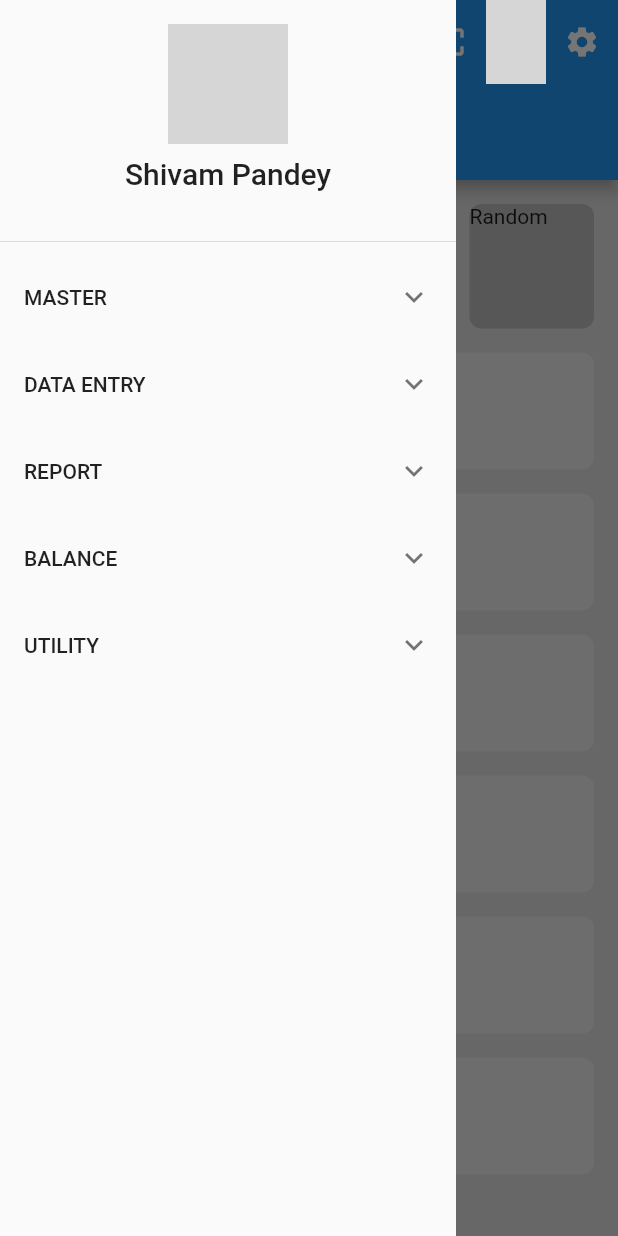
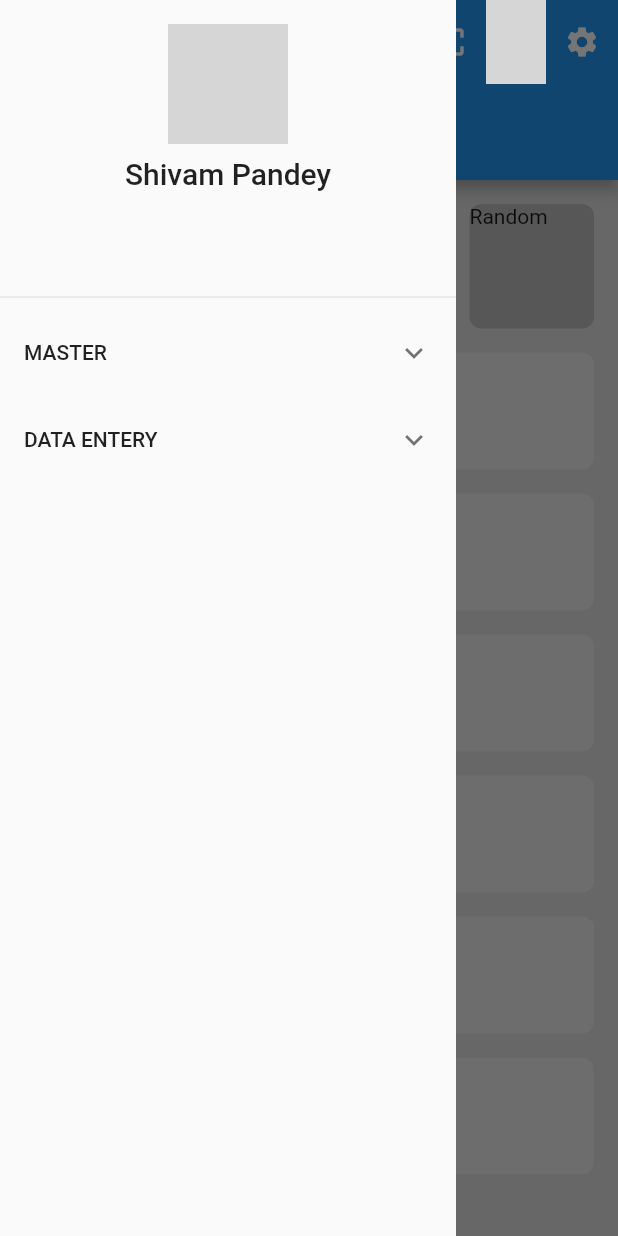
Before and after one commit to Abhishekdongre15/vyaparmandali, a Flutter app: the TabletScaffold screen opened directly, with the side drawer open, on a phone screen of 412 x 824 dp. Run offline on Flutter 3.47's test engine with Material 2 defaults, Android fonts, the phone set to English and light mode, and no system bars; our stand-ins replace auto_route, csc_picker, fl_chart, get, google_fonts, lottie; missing offline and left inert: uitoolkit; network calls fail; grey boxes are pictures that could not be loaded.

Commit message:
change in drawer_list.dart

```diff
--- /dev/null
+++ b/lib/Entry.dart
@@ -0,0 +1,6 @@
+class Entry {
+  final String title;
+  final List<Entry>
+  children; // Since this is an expansion list …children can be another list of entries
+  Entry(this.title, [this.children = const <Entry>[]]);
+}
--- /dev/null
+++ b/lib/EntryItem.dart
@@ -0,0 +1,29 @@
+// Create the Widget for the row
+import 'package:flutter/material.dart';
+import 'package:uitoolkit/uitoolkit.dart';
+
+import 'Entry.dart';
+
+class EntryItem extends StatelessWidget {
+  const EntryItem(this.entry);
+  final Entry entry;
+
+// This function recursively creates the multi-level list rows.
+  Widget _buildTiles(Entry root) {
+    if (root.children.isEmpty) {
+      return ListTile(
+        title: Text(root.title,),
+      );
+    }
+    return ExpansionTile(
+      key: PageStorageKey<Entry>(root),
+      title: Text(root.title,style: ToolkitTypography.body1A.copyWith(color: ToolkitColors.black),),
+      children: root.children.map<Widget>(_buildTiles).toList(),
+    );
+  }
+
+  @override
+  Widget build(BuildContext context) {
+    return _buildTiles(entry);
+  }
+}
--- /dev/null
+++ b/lib/ExpansionTileDemo.dart
@@ -0,0 +1,98 @@
+import 'package:flutter/cupertino.dart';
+import 'package:flutter/material.dart';
+
+class ExpansionTileDemo extends StatelessWidget {
+  @override
+  Widget build(BuildContext context) {
+    return MaterialApp(
+      home: Scaffold(
+        appBar: AppBar(
+          title: const Text('Expansion List'),
+        ),
+        body: ListView.builder(
+          itemCount: data.length,
+          itemBuilder: (BuildContext context, int index) => EntryItem(
+            data[index],
+          ),
+        ),
+      ),
+    );
+  }
+}
+
+// Welcome to another flutter tutorial
+// In this video we will see how to create a multi-level Expansion List
+// First Let's create a class for each row in the Expansion List
+
+class Entry {
+  final String title;
+  final List<Entry>
+      children; // Since this is an expansion list …children can be another list of entries
+  Entry(this.title, [this.children = const <Entry>[]]);
+}
+
+// This is the entire multi-level list displayed by this app
+final List<Entry> data = <Entry>[
+  Entry(
+    'Chapter A',
+    <Entry>[
+      Entry(
+        'Section A0',
+        <Entry>[
+          Entry('Item A0.1'),
+          Entry('Item A0.2'),
+          Entry('Item A0.3'),
+        ],
+      ),
+      Entry('Section A1'),
+      Entry('Section A2'),
+    ],
+  ),
+// Second Row
+  Entry('Chapter B', <Entry>[
+    Entry('Section B0'),
+    Entry('Section B1'),
+  ]),
+  Entry(
+    'Chapter C',
+    <Entry>[
+      Entry('Section C0'),
+      Entry('Section C1'),
+      Entry(
+        'Section C2',
+        <Entry>[
+          Entry('Item C2.0'),
+          Entry('Item C2.1'),
+          Entry('Item C2.2'),
+          Entry('Item C2.3'),
+        ],
+      )
+    ],
+  ),
+];
+
+// Create the Widget for the row
+class EntryItem extends StatelessWidget {
+  const EntryItem(this.entry);
+
+  final Entry entry;
+
+// This function recursively creates the multi-level list rows.
+  Widget _buildTiles(Entry root) {
+    if (root.children.isEmpty) {
+      return ListTile(
+        title: Text(root.title),
+      );
+    }
+    return ExpansionTile(
+      key: PageStorageKey<Entry>(root),
+      title: Text(root.title),
+      children: root.children.map<Widget>(_buildTiles).toList(),
+    );
+  }
+
+  @override
+  Widget build(BuildContext context) {
+    return _buildTiles(entry);
+  }
+}
--- a/lib/constants.dart
+++ b/lib/constants.dart
@@ -1,6 +1,7 @@
 import 'package:flutter/material.dart';
 import 'package:google_fonts/google_fonts.dart';
 import 'package:uitoolkit/uitoolkit.dart';
+import 'package:vyaparmandali/Entry.dart';
 import 'package:vyaparmandali/views/components/drawer_list.dart';
 import 'package:vyaparmandali/views/profile_page.dart';
 
@@ -17,6 +18,46 @@ const purple = Color.fromRGBO(165, 80, 179, 1);
 const orange = Color.fromRGBO(251, 137, 13, 1);
 const green = Color.fromRGBO(51, 173, 127, 1);
 const red = Colors.red;
+
+final List<Entry> data = <Entry>[
+  Entry(
+    'MASTER',
+    <Entry>[
+      Entry(
+        'CODES',
+        <Entry>[
+          Entry('GROUP'),
+          Entry('STD CODE'),
+          Entry('NARRATION'),
+        ],
+      ),
+      Entry(
+        'ITEM',
+        <Entry>[
+          Entry('ITEM NAME'),
+          Entry('ITEM EXP'),
+          Entry('HAMALI EXP'),
+        ],
+      ),
+      Entry('A/C MASTER'),
+      Entry('PLACE MASTER'),
+      Entry('A/C SETTINGS'),
+      Entry('ACCOUNT MERGE'),
+    ],
+  ),
+// Second Row
+  Entry('DATA ENTERY', <Entry>[
+    Entry('ROJMEL'),
+    Entry('VACHHAT AVAK'),
+    Entry('DHADA ENTRY'),
+    Entry('BILL PROCESSING'),
+    Entry('GROCCERY BOARD AVAK'),
+    Entry('OCCATIONAL ENTRY', <Entry>[
+      Entry('JOURNAL ENTRY'),
+      Entry('PURCHASE ENTRY'),
+    ]),
+  ]),
+];
 
 // Default App Padding
 const appPadding = 16.0;
@@ -53,46 +94,7 @@ var drawerTextColor = TextStyle(
   color: Colors.grey[600],
 );
 var tilePadding = const EdgeInsets.only(left: 8.0, right: 8, top: 8);
-var myDrawer = Drawer(
-  backgroundColor: ToolkitColors.white,
-  elevation: 0,
-  child: ListView(
-    children: [
-      DrawerHeader(
-        child: Row(
-          crossAxisAlignment: CrossAxisAlignment.center,
-          mainAxisAlignment: MainAxisAlignment.spaceEvenly,
-          children: [
-            Column(
-              children: const [
-                Align(
-                  alignment: Alignment.bottomCenter,
-                  child: CircleAvatar(
-                    radius: 40,
-                    backgroundImage: NetworkImage(
-                        'https://media.istockphoto.com/photos/millennial-male-team-leader-organize-virtual-workshop-with-employees-picture-id1300972574?b=1&k=20&m=1300972574&s=170667a&w=0&h=2nBGC7tr0kWIU8zRQ3dMg-C5JLo9H2sNUuDjQ5mlYfo='),
-                  ),
-                ),
-                Padding(
-                  padding: EdgeInsets.all(8.0),
-                  child: Text(
-                    'Shivam Pandey',
-                    style: TextStyle(fontSize: 20),
-                  ),
-                ),
-              ],
-            ),
-          ],
-        ),
-      ),
-      DrawerList(rName: 'Master',cName: 'Codes'),
-      DrawerList(rName: 'Data Entry'),
-      DrawerList(rName: 'Report'),
-      DrawerList(rName: 'balance'),
-      DrawerList(rName: 'utility'),
-    ],
-  ),
-);
+
 class AppBarProfile extends StatelessWidget {
   const AppBarProfile({Key? key}) : super(key: key);
 
--- a/lib/main.dart
+++ b/lib/main.dart
@@ -28,7 +28,7 @@ class MyApp extends StatelessWidget {
       ResponsiveLayout(
         mobileBody: const LoginView(),
         tabletBody: const LoginView(),
-        desktopBody: const ListData(),
+        desktopBody: const DesktopScaffold(),
       ),
     );
   }
--- a/lib/responsive/tablet_body.dart
+++ b/lib/responsive/tablet_body.dart
@@ -1,7 +1,10 @@
 import 'package:flutter/material.dart';
+import 'package:uitoolkit/uitoolkit.dart';
+
 import '/constants.dart';
 import '../util/my_box.dart';
 import '../util/my_tile.dart';
+import '../views/components/drawer_list.dart';
 
 class TabletScaffold extends StatefulWidget {
   const TabletScaffold({Key? key}) : super(key: key);
@@ -13,10 +16,47 @@ class TabletScaffold extends StatefulWidget {
 class _TabletScaffoldState extends State<TabletScaffold> {
   @override
   Widget build(BuildContext context) {
+    var size = MediaQuery.of(context).size;
+
     return Scaffold(
       backgroundColor: defaultBackgroundColor,
-      appBar: PreferredSize(child: AppBarProfile(), preferredSize:  Size.fromHeight(120),),
-      drawer: myDrawer,
+      appBar: PreferredSize(
+        child: AppBarProfile(),
+        preferredSize: Size.fromHeight(120),
+      ),
+      drawer: Drawer(
+        backgroundColor: ToolkitColors.white,
+        elevation: 0,
+        child: ListView(padding: EdgeInsets.zero, children: <Widget>[
+          Container(
+            height: size!.height * 0.25,
+            child: DrawerHeader(
+              child: Column(
+                children: const [
+                  CircleAvatar(
+                    radius: 40,
+                    backgroundImage: NetworkImage(
+                        'https://media.istockphoto.com/photos/millennial-male-team-leader-organize-virtual-workshop-with-employees-picture-id1300972574?b=1&k=20&m=1300972574&s=170667a&w=0&h=2nBGC7tr0kWIU8zRQ3dMg-C5JLo9H2sNUuDjQ5mlYfo='),
+                  ),
+                  Padding(
+                    padding: EdgeInsets.all(8.0),
+                    child: Text(
+                      'Shivam Pandey',
+                      style: TextStyle(fontSize: 20),
+                    ),
+                  ),
+                ],
+              ),
+            ),
+          ),
+          SizedBox(
+            height: size.height * 0.75,
+            child: DrawerList(
+              entry: data,
+            ),
+          ),
+        ]),
+      ),
       body: Padding(
         padding: const EdgeInsets.all(8.0),
         child: Column(
@@ -35,9 +75,7 @@ class _TabletScaffoldState extends State<TabletScaffold> {
                   },
                 ),
               ),
-            ),
-
-            // list of previous days
+            ), // list of previous days
             Expanded(
               child: ListView.builder(
                 itemCount: 6,
--- a/lib/views/components/drawer_list.dart
+++ b/lib/views/components/drawer_list.dart
@@ -1,16 +1,22 @@
 import 'package:flutter/material.dart';
+import 'package:vyaparmandali/Entry.dart';
+
+import '../../EntryItem.dart';
 class DrawerList extends StatelessWidget {
-  String? rName;
-  String? cName;
-   DrawerList({Key? key,required this.rName,this.cName=''}) : super(key: key);
+  List<Entry> entry;
+
+  DrawerList({Key? key, required this.entry, })
+      : super(key: key);
+
   // Make multiple Widget
   @override
   Widget build(BuildContext context) {
-    return
-       ExpansionTile(title:Text(rName!.toUpperCase()),children: [
-         ExpansionTile(title: Text(cName!.toUpperCase()))
-       ],);
-    ;
+    return ListView.builder(
+      itemCount: entry.length,
+      itemBuilder: (BuildContext context, int index) => EntryItem(
+        entry[index],
+      ),
+    );
   }
 }
 /// Make Multiple widgets in this same file
--- a/lib/views/profile_page.dart
+++ b/lib/views/profile_page.dart
@@ -42,9 +42,7 @@ class ProfilePage extends StatelessWidget {
                 ),
               ),
             ],
-          ),
-
-        ],
+          ),],
       )),
     );
   }
```
Also changed, not shown: lib/responsive/desktop_body.dart (+40 -14 lines), lib/responsive/mobile_body.dart (+39 -4 lines), lib/util/flChart.dart (+2 -6 lines), lib/views/enquiry_detail_view.dart (+8 -24 lines), lib/views/login_view.dart (+6 -20 lines), lib/widget/list_data.dart (+105 -74 lines), pubspec.lock, 2 other files.
